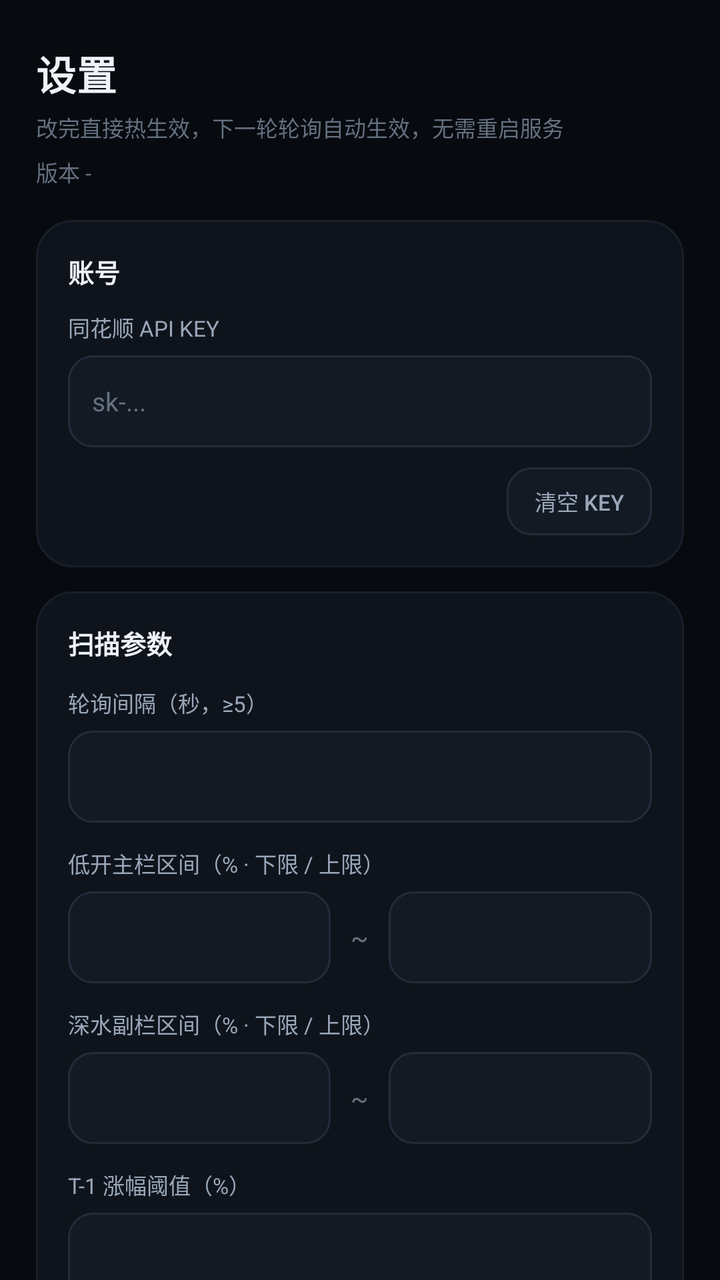
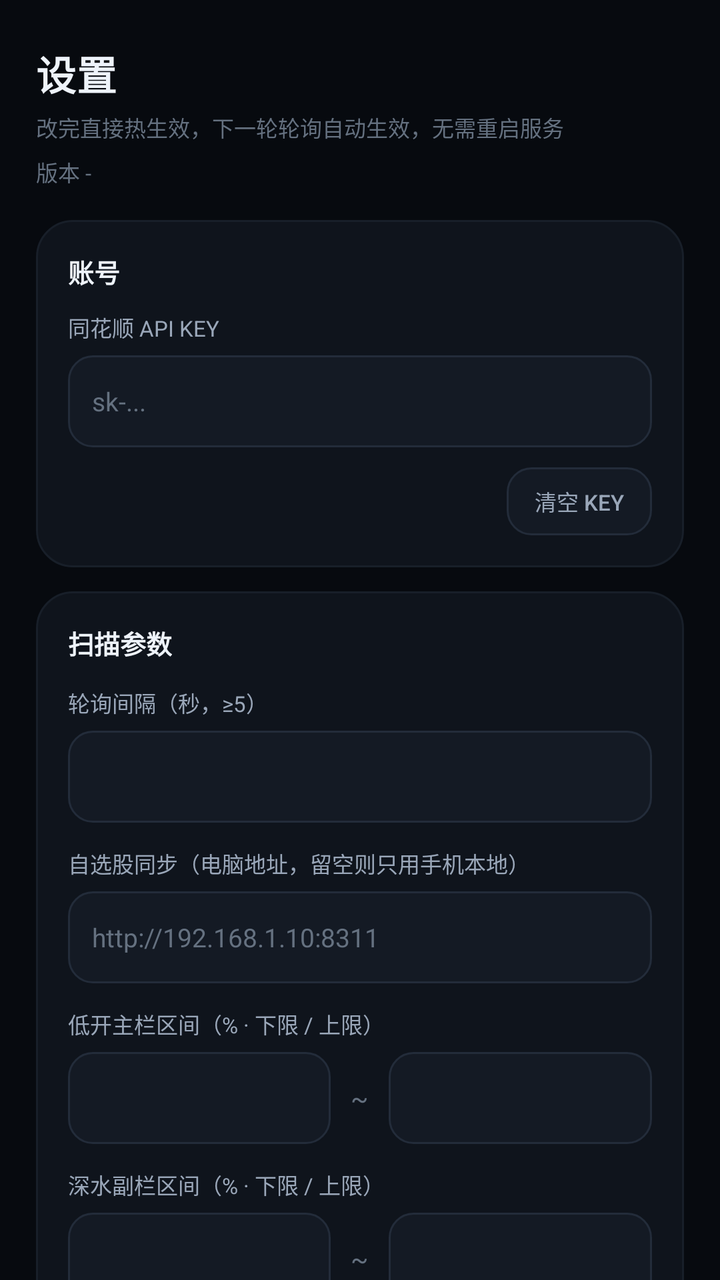

Screens rendered from an Android XML layout before and after an edit, with the pre-edit source and the edit as a unified diff.
<!-- AndroidManifest.xml: application theme Theme.Yaogu -->
<!-- res/layout/settings_activity.xml -->
<?xml version="1.0" encoding="utf-8"?>
<ScrollView xmlns:android="http://schemas.android.com/apk/res/android"
    android:layout_width="match_parent"
    android:layout_height="match_parent"
    android:background="@color/bg"
    android:fillViewport="true"
    android:scrollbars="none">

    <LinearLayout
        android:layout_width="match_parent"
        android:layout_height="wrap_content"
        android:orientation="vertical"
        android:paddingStart="18dp"
        android:paddingTop="22dp"
        android:paddingEnd="18dp"
        android:paddingBottom="28dp">

        
        <TextView
            android:layout_width="match_parent"
            android:layout_height="wrap_content"
            android:text="设置"
            android:textColor="@color/text"
            android:textSize="20sp"
            android:textStyle="bold"
            android:letterSpacing="0.01" />

        <TextView
            android:layout_width="match_parent"
            android:layout_height="wrap_content"
            android:layout_marginTop="4dp"
            android:text="改完直接热生效，下一轮轮询自动生效，无需重启服务"
            android:textColor="@color/text_mute"
            android:textSize="11sp" />

        
        <TextView
            android:id="@+id/tv_version"
            android:layout_width="match_parent"
            android:layout_height="wrap_content"
            android:layout_marginTop="6dp"
            android:text="版本 -"
            android:textColor="@color/text_mute"
            android:textSize="11sp" />

        
        <LinearLayout
            android:layout_width="match_parent"
            android:layout_height="wrap_content"
            android:layout_marginTop="16dp"
            android:background="@drawable/bg_card"
            android:orientation="vertical"
            android:padding="16dp">

            <TextView
                android:layout_width="wrap_content"
                android:layout_height="wrap_content"
                android:text="账号"
                android:textColor="@color/text"
                android:textSize="13sp"
                android:textStyle="bold" />

            <TextView
                android:layout_width="match_parent"
                android:layout_height="wrap_content"
                android:layout_marginTop="10dp"
                android:text="同花顺 API KEY"
                android:textColor="@color/text_dim"
                android:textSize="11sp" />

            <EditText
                android:id="@+id/et_key"
                android:layout_width="match_parent"
                android:layout_height="46dp"
                android:layout_marginTop="6dp"
                android:background="@drawable/bg_field"
                android:hint="sk-..."
                android:importantForAutofill="no"
                android:inputType="textNoSuggestions"
                android:maxLines="1"
                android:paddingStart="12dp"
                android:paddingEnd="12dp"
                android:textColor="@color/text"
                android:textColorHint="@color/text_mute"
                android:textSize="13sp" />

            <LinearLayout
                android:layout_width="match_parent"
                android:layout_height="wrap_content"
                android:layout_marginTop="10dp"
                android:gravity="end"
                android:orientation="horizontal">

                <Button
                    android:id="@+id/btn_clear_key"
                    android:layout_width="wrap_content"
                    android:layout_height="34dp"
                    android:background="@drawable/bg_btn_ghost"
                    android:minWidth="0dp"
                    android:minHeight="0dp"
                    android:paddingStart="14dp"
                    android:paddingEnd="14dp"
                    android:stateListAnimator="@null"
                    android:text="清空 Key"
                    android:textColor="@color/text_dim"
                    android:textSize="11sp" />
            </LinearLayout>
        </LinearLayout>

        
        <LinearLayout
            android:layout_width="match_parent"
            android:layout_height="wrap_content"
            android:layout_marginTop="12dp"
            android:background="@drawable/bg_card"
            android:orientation="vertical"
            android:padding="16dp">

            <TextView
                android:layout_width="wrap_content"
                android:layout_height="wrap_content"
                android:text="扫描参数"
                android:textColor="@color/text"
                android:textSize="13sp"
                android:textStyle="bold" />

            <TextView
                android:layout_width="match_parent"
                android:layout_height="wrap_content"
                android:layout_marginTop="12dp"
                android:text="轮询间隔（秒，≥5）"
                android:textColor="@color/text_dim"
                android:textSize="11sp" />

            <EditText
                android:id="@+id/et_interval"
                android:layout_width="match_parent"
                android:layout_height="46dp"
                android:layout_marginTop="6dp"
                android:background="@drawable/bg_field"
                android:inputType="number"
                android:maxLines="1"
                android:paddingStart="12dp"
                android:paddingEnd="12dp"
                android:textColor="@color/text"
                android:textColorHint="@color/text_mute"
                android:textSize="13sp" />

            <TextView
                android:layout_width="match_parent"
                android:layout_height="wrap_content"
                android:layout_marginTop="12dp"
                android:text="低开主栏区间（% · 下限 / 上限）"
                android:textColor="@color/text_dim"
                android:textSize="11sp" />

            <LinearLayout
                android:layout_width="match_parent"
                android:layout_height="wrap_content"
                android:layout_marginTop="6dp"
                android:baselineAligned="false"
                android:orientation="horizontal">

                <EditText
                    android:id="@+id/et_main_lo"
                    android:layout_width="0dp"
                    android:layout_height="46dp"
                    android:layout_weight="1"
                    android:background="@drawable/bg_field"
                    android:inputType="numberSigned|numberDecimal"
                    android:maxLines="1"
                    android:paddingStart="12dp"
                    android:paddingEnd="12dp"
                    android:textColor="@color/text"
                    android:textSize="13sp" />

                <TextView
                    android:layout_width="wrap_content"
                    android:layout_height="wrap_content"
                    android:layout_gravity="center_vertical"
                    android:paddingStart="10dp"
                    android:paddingEnd="10dp"
                    android:text="~"
                    android:textColor="@color/text_mute"
                    android:textSize="13sp" />

                <EditText
                    android:id="@+id/et_main_hi"
                    android:layout_width="0dp"
                    android:layout_height="46dp"
                    android:layout_weight="1"
                    android:background="@drawable/bg_field"
                    android:inputType="numberSigned|numberDecimal"
                    android:maxLines="1"
                    android:paddingStart="12dp"
                    android:paddingEnd="12dp"
                    android:textColor="@color/text"
                    android:textSize="13sp" />
            </LinearLayout>

            <TextView
                android:layout_width="match_parent"
                android:layout_height="wrap_content"
                android:layout_marginTop="12dp"
                android:text="深水副栏区间（% · 下限 / 上限）"
                android:textColor="@color/text_dim"
                android:textSize="11sp" />

            <LinearLayout
                android:layout_width="match_parent"
                android:layout_height="wrap_content"
                android:layout_marginTop="6dp"
                android:baselineAligned="false"
                android:orientation="horizontal">

                <EditText
                    android:id="@+id/et_deep_lo"
                    android:layout_width="0dp"
                    android:layout_height="46dp"
                    android:layout_weight="1"
                    android:background="@drawable/bg_field"
                    android:inputType="numberSigned|numberDecimal"
                    android:maxLines="1"
                    android:paddingStart="12dp"
                    android:paddingEnd="12dp"
                    android:textColor="@color/text"
                    android:textSize="13sp" />

                <TextView
                    android:layout_width="wrap_content"
                    android:layout_height="wrap_content"
                    android:layout_gravity="center_vertical"
                    android:paddingStart="10dp"
                    android:paddingEnd="10dp"
                    android:text="~"
                    android:textColor="@color/text_mute"
                    android:textSize="13sp" />

                <EditText
                    android:id="@+id/et_deep_hi"
                    android:layout_width="0dp"
                    android:layout_height="46dp"
                    android:layout_weight="1"
                    android:background="@drawable/bg_field"
                    android:inputType="numberSigned|numberDecimal"
                    android:maxLines="1"
                    android:paddingStart="12dp"
                    android:paddingEnd="12dp"
                    android:textColor="@color/text"
                    android:textSize="13sp" />
            </LinearLayout>

            <TextView
                android:layout_width="match_parent"
                android:layout_height="wrap_content"
                android:layout_marginTop="12dp"
                android:text="T-1 涨幅阈值（%）"
                android:textColor="@color/text_dim"
                android:textSize="11sp" />

            <EditText
                android:id="@+id/et_min_gain"
                android:layout_width="match_parent"
                android:layout_height="46dp"
                android:layout_marginTop="6dp"
                android:background="@drawable/bg_field"
                android:inputType="numberDecimal"
                android:maxLines="1"
                android:paddingStart="12dp"
                android:paddingEnd="12dp"
                android:textColor="@color/text"
                android:textSize="13sp" />

            <TextView
                android:layout_width="match_parent"
                android:layout_height="wrap_content"
                android:layout_marginTop="12dp"
                android:text="T-1 成交额阈值（亿元）"
                android:textColor="@color/text_dim"
                android:textSize="11sp" />

            <EditText
                android:id="@+id/et_min_amount"
                android:layout_width="match_parent"
                android:layout_height="46dp"
                android:layout_marginTop="6dp"
                android:background="@drawable/bg_field"
                android:inputType="numberDecimal"
                android:maxLines="1"
                android:paddingStart="12dp"
                android:paddingEnd="12dp"
                android:textColor="@color/text"
                android:textSize="13sp" />

            <TextView
                android:layout_width="match_parent"
                android:layout_height="wrap_content"
                android:layout_marginTop="12dp"
                android:text="30 日新高天数"
                android:textColor="@color/text_dim"
                android:textSize="11sp" />

            <EditText
                android:id="@+id/et_ndays"
                android:layout_width="match_parent"
                android:layout_height="46dp"
                android:layout_marginTop="6dp"
                android:background="@drawable/bg_field"
                android:inputType="number"
                android:maxLines="1"
                android:paddingStart="12dp"
                android:paddingEnd="12dp"
                android:textColor="@color/text"
                android:textSize="13sp" />
        </LinearLayout>

        
        <LinearLayout
            android:layout_width="match_parent"
            android:layout_height="wrap_content"
            android:layout_marginTop="12dp"
            android:background="@drawable/bg_card"
            android:orientation="vertical"
            android:padding="16dp">

            <TextView
                android:layout_width="wrap_content"
                android:layout_height="wrap_content"
                android:text="过滤与提醒"
                android:textColor="@color/text"
                android:textSize="13sp"
                android:textStyle="bold" />

            <CheckBox
                android:id="@+id/cb_st"
                android:layout_width="match_parent"
                android:layout_height="wrap_content"
                android:layout_marginTop="10dp"
                android:buttonTint="@color/accent"
                android:text="剔除 ST"
                android:textColor="@color/text"
                android:textSize="13sp" />

            <CheckBox
                android:id="@+id/cb_bj"
                android:layout_width="match_parent"
                android:layout_height="wrap_content"
                android:layout_marginTop="2dp"
                android:buttonTint="@color/accent"
                android:text="剔除北交所"
                android:textColor="@color/text"
                android:textSize="13sp" />

            <Switch
                android:id="@+id/sw_sound"
                android:layout_width="match_parent"
                android:layout_height="wrap_content"
                android:layout_marginTop="8dp"
                android:text="声音提醒（命中 / 承接 / 走弱）"
                android:textColor="@color/text"
                android:textSize="13sp"
                android:thumbTint="@color/accent_2"
                android:trackTint="#334A6E" />
        </LinearLayout>


        
        <LinearLayout
            android:layout_width="match_parent"
            android:layout_height="wrap_content"
            android:layout_marginTop="12dp"
            android:background="@drawable/bg_card"
            android:orientation="vertical"
            android:padding="16dp">

            <TextView
                android:layout_width="wrap_content"
                android:layout_height="wrap_content"
                android:text="界面"
                android:textColor="@color/text"
                android:textSize="13sp"
                android:textStyle="bold" />

            <TextView
                android:layout_width="match_parent"
                android:layout_height="wrap_content"
                android:layout_marginTop="10dp"
                android:text="界面主题"
                android:textColor="@color/text_dim"
                android:textSize="11sp" />

            <RadioGroup
                android:id="@+id/rg_theme"
                android:layout_width="match_parent"
                android:layout_height="wrap_content"
                android:layout_marginTop="6dp"
                android:orientation="horizontal">

                <RadioButton
                    android:id="@+id/rb_theme_light"
                    android:layout_width="0dp"
                    android:layout_height="wrap_content"
                    android:layout_weight="1"
                    android:buttonTint="@color/accent"
                    android:text="浅色"
                    android:textColor="@color/text"
                    android:textSize="13sp" />

                <RadioButton
                    android:id="@+id/rb_theme_dark"
                    android:layout_width="0dp"
                    android:layout_height="wrap_content"
                    android:layout_weight="1"
                    android:buttonTint="@color/accent"
                    android:text="深色"
                    android:textColor="@color/text"
                    android:textSize="13sp" />
            </RadioGroup>

            <TextView
                android:layout_width="match_parent"
                android:layout_height="wrap_content"
                android:layout_marginTop="6dp"
                android:text="切换后立即生效，偏好存在本机，三个页面（个股分析 / 妖股雷达 / 复盘）共用。"
                android:textColor="@color/text_mute"
                android:textSize="11sp" />
        </LinearLayout>


        
        <LinearLayout
            android:layout_width="match_parent"
            android:layout_height="wrap_content"
            android:layout_marginTop="12dp"
            android:background="@drawable/bg_card"
            android:orientation="vertical"
            android:padding="16dp">

            <TextView
                android:layout_width="wrap_content"
                android:layout_height="wrap_content"
                android:text="后台监控"
                android:textColor="@color/text"
                android:textSize="13sp"
                android:textStyle="bold" />

            <TextView
                android:layout_width="match_parent"
                android:layout_height="wrap_content"
                android:layout_marginTop="6dp"
                android:text="停止后不再轮询行情、不再推送提醒；重新打开 App 即恢复。"
                android:textColor="@color/text_mute"
                android:textSize="11sp" />

            <Button
                android:id="@+id/btn_stop_service"
                android:layout_width="match_parent"
                android:layout_height="44dp"
                android:layout_marginTop="10dp"
                android:background="@drawable/bg_btn_ghost"
                android:stateListAnimator="@null"
                android:text="停止后台监控"
                android:textColor="@color/text_dim"
                android:textSize="13sp" />
        </LinearLayout>

        
        <LinearLayout
            android:layout_width="match_parent"
            android:layout_height="wrap_content"
            android:layout_marginTop="16dp"
            android:orientation="horizontal">

            <Button
                android:id="@+id/btn_cancel"
                android:layout_width="0dp"
                android:layout_height="48dp"
                android:layout_weight="1"
                android:background="@drawable/bg_btn_ghost"
                android:stateListAnimator="@null"
                android:text="取消"
                android:textColor="@color/text_dim"
                android:textSize="14sp" />

            <Button
                android:id="@+id/btn_save"
                android:layout_width="0dp"
                android:layout_height="48dp"
                android:layout_marginStart="10dp"
                android:layout_weight="1.4"
                android:background="@drawable/bg_btn_primary"
                android:stateListAnimator="@null"
                android:text="保存并热生效"
                android:textColor="#FFFFFF"
                android:textSize="14sp"
                android:textStyle="bold" />
        </LinearLayout>

        <TextView
            android:layout_width="match_parent"
            android:layout_height="wrap_content"
            android:layout_marginTop="14dp"
            android:lineSpacingExtra="4dp"
            android:text="修改区间 / 间隔无需重启服务，保存后下一轮轮询自动生效；Key 修改后下一轮请求即用新 Key。"
            android:textColor="@color/text_mute"
            android:textSize="11sp" />
    </LinearLayout>
</ScrollView>
<!-- resources referenced by this layout -->
<resources>
  <color name="accent">#4E8CFF</color>
  <color name="accent_2">#7FB0FF</color>
  <color name="bg">#070A0F</color>
  <color name="text">#EEF3FA</color>
  <color name="text_dim">#9AA7B9</color>
  <color name="text_mute">#657180</color>
  <!-- drawable bg_btn_ghost (drawable) -->
  <?xml version="1.0" encoding="utf-8"?>
  <ripple xmlns:android="http://schemas.android.com/apk/res/android"
      android:color="#33FFFFFF">
      <item>
          <shape android:shape="rectangle">
              <solid android:color="@color/panel_2" />
              <corners android:radius="12dp" />
              <stroke
                  android:width="1dp"
                  android:color="@color/line" />
          </shape>
      </item>
  </ripple>
  <!-- drawable bg_btn_primary (drawable) -->
  <?xml version="1.0" encoding="utf-8"?>
  <ripple xmlns:android="http://schemas.android.com/apk/res/android"
      android:color="#40FFFFFF">
      <item>
          <shape android:shape="rectangle">
              <solid android:color="@color/accent" />
              <corners android:radius="12dp" />
          </shape>
      </item>
  </ripple>
  <!-- drawable bg_card (drawable) -->
  <?xml version="1.0" encoding="utf-8"?>
  <shape xmlns:android="http://schemas.android.com/apk/res/android"
      android:shape="rectangle">
      <solid android:color="@color/panel" />
      <corners android:radius="18dp" />
      <stroke
          android:width="1dp"
          android:color="@color/line_soft" />
  </shape>
  <!-- drawable bg_field (drawable) -->
  <?xml version="1.0" encoding="utf-8"?>
  <shape xmlns:android="http://schemas.android.com/apk/res/android"
      android:shape="rectangle">
      <solid android:color="@color/panel_2" />
      <corners android:radius="12dp" />
      <stroke
          android:width="1dp"
          android:color="@color/line" />
  </shape>
  <style name="Theme.Yaogu" parent="@android:style/Theme.Material.NoActionBar">
          <item name="android:windowBackground">@color/bg</item>
          <item name="android:colorBackground">@color/bg</item>
          <item name="android:statusBarColor">@color/bg</item>
          <item name="android:navigationBarColor">@color/bg</item>
          <item name="android:windowLightStatusBar">false</item>
          <item name="android:colorAccent">@color/accent</item>
          <item name="android:colorPrimary">@color/accent</item>
          <item name="android:colorControlNormal">@color/text_dim</item>
          <item name="android:colorControlActivated">@color/accent</item>
          <item name="android:textColorPrimary">@color/text</item>
          <item name="android:textColorSecondary">@color/text_dim</item>
          <item name="android:windowDrawsSystemBarBackgrounds">true</item>
      </style>
  <color name="panel_2">#141A24</color>
  <color name="line">#232C3A</color>
  <color name="panel">#0F141C</color>
  <color name="line_soft">#181F29</color>
</resources>

<!-- the commit's change to res/layout/settings_activity.xml (unified diff, before → after) -->
@@ -150,6 +150,29 @@
                 android:layout_width="match_parent"
                 android:layout_height="wrap_content"
                 android:layout_marginTop="12dp"
+                android:text="自选股同步（电脑地址，留空则只用手机本地）"
+                android:textColor="@color/text_dim"
+                android:textSize="11sp" />
+
+            <EditText
+                android:id="@+id/et_watch_src"
+                android:layout_width="match_parent"
+                android:layout_height="46dp"
+                android:layout_marginTop="6dp"
+                android:background="@drawable/bg_field"
+                android:inputType="textUri"
+                android:maxLines="1"
+                android:paddingStart="12dp"
+                android:paddingEnd="12dp"
+                android:textColor="@color/text"
+                android:textColorHint="@color/text_mute"
+                android:textSize="13sp"
+                android:hint="http://192.168.1.10:8311" />
+
+            <TextView
+                android:layout_width="match_parent"
+                android:layout_height="wrap_content"
+                android:layout_marginTop="12dp"
                 android:text="低开主栏区间（% · 下限 / 上限）"
                 android:textColor="@color/text_dim"
                 android:textSize="11sp" />
